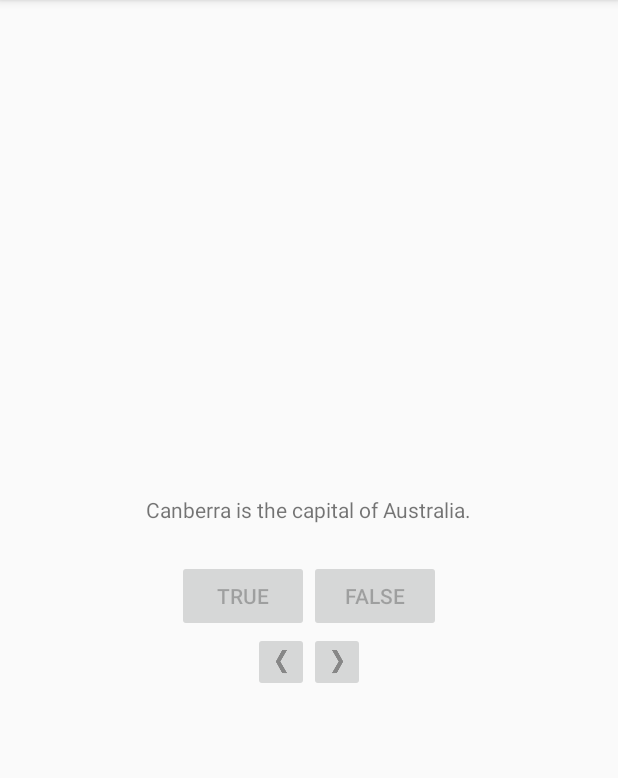
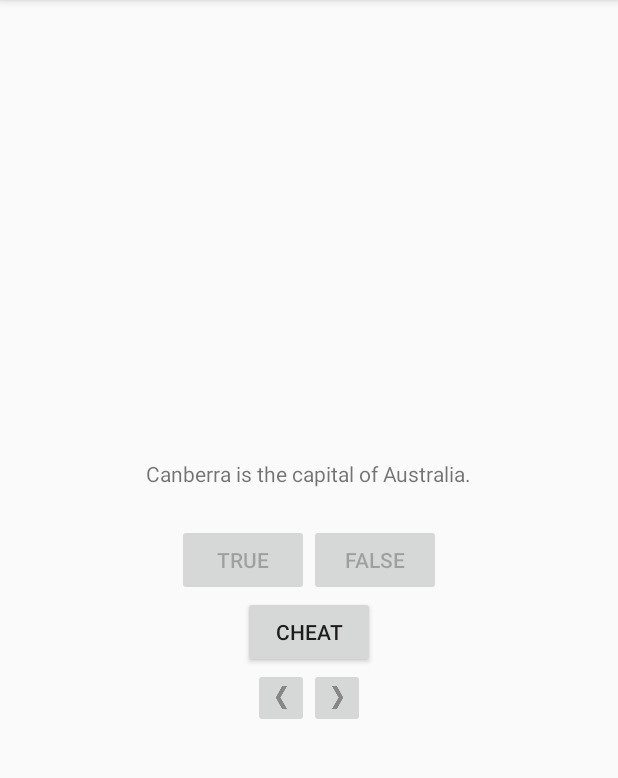
Before and after one commit to NikolaMr/LearningAndroid, an Android app: the screen it shows after launch (QuizActivity), after a tap on "TRUE", on a phone screen of 412 x 824 dp, the part 84-862 px from its top. Run offline under Robolectric (Android 15) with nearby library versions, the phone set to English and light mode, and no system bars.

Commit message:
Finished 5th chapter of the book. Implemented first bullet in the challenge.

```diff
--- a/GeoQuiz/app/src/main/AndroidManifest.xml
+++ b/GeoQuiz/app/src/main/AndroidManifest.xml
@@ -16,6 +16,7 @@
                 <category android:name="android.intent.category.LAUNCHER" />
             </intent-filter>
         </activity>
+        <activity android:name=".CheatActivity"></activity>
     </application>
 
 </manifest>
--- a/GeoQuiz/app/src/main/java/com/example/nikola/geoquiz/QuizActivity.java
+++ b/GeoQuiz/app/src/main/java/com/example/nikola/geoquiz/QuizActivity.java
@@ -1,5 +1,8 @@
 package com.example.nikola.geoquiz;
 
+import android.app.Activity;
+import android.content.Intent;
+import android.support.annotation.Nullable;
 import android.support.v7.app.AppCompatActivity;
 import android.os.Bundle;
 import android.util.Log;
@@ -17,9 +20,11 @@ public class QuizActivity extends AppCompatActivity {
     private Button mTrueButton;
     private Button mFalseButton;
     private TextView mQuestionTextView;
+    private Button mCheatButton;
 
     private static final String TAG = "QuizActivity";
     private static final String KEY_INDEX = "index";
+    private static final int REQUEST_CODE_CHEAT = 0;
 
     private static final Question[] sQuestionBank = new Question[] {
             new Question(R.string.question_australia, true),
@@ -35,6 +40,7 @@ public class QuizActivity extends AppCompatActivity {
     private int mCurrentIndex = 0;
 
     private int mCorrectlyAnswered = 0;
+    private boolean mIsCheater = false;
 
     @Override
     protected void onCreate(Bundle savedInstanceState) {
@@ -50,6 +56,16 @@ public class QuizActivity extends AppCompatActivity {
             mAnsweredQuestions = (HashSet<Integer>)savedInstanceState.getSerializable(KEY_ANSWERED_QUESTIONS);
             mAnsweredQuestions  = mAnsweredQuestions == null ? new HashSet<Integer>() : mAnsweredQuestions;
         }
+
+        mCheatButton = findViewById(R.id.cheat_button);
+        mCheatButton.setOnClickListener(new View.OnClickListener() {
+            @Override
+            public void onClick(View view) {
+                boolean isAnswerTrue = sQuestionBank[mCurrentIndex].isAnswerTrue();
+                Intent intent = CheatActivity.newIntent(QuizActivity.this, isAnswerTrue);
+                startActivityForResult(intent, REQUEST_CODE_CHEAT);
+            }
+        });
 
         mTrueButton = findViewById(R.id.true_button);
         mTrueButton.setOnClickListener(new View.OnClickListener() {
@@ -144,12 +160,17 @@ public class QuizActivity extends AppCompatActivity {
 
         int messageResId;
 
-        if (userPressedTrue == answerIsTrue)
+        if (mIsCheater)
         {
-            messageResId = R.string.correct_toast;
-            mCorrectlyAnswered++;
+            messageResId = R.string.judgement_toast;
         } else {
-          messageResId = R.string.incorrect_toast;
+
+            if (userPressedTrue == answerIsTrue) {
+                messageResId = R.string.correct_toast;
+                mCorrectlyAnswered++;
+            } else {
+                messageResId = R.string.incorrect_toast;
+            }
         }
 
         mAnsweredQuestions.add(mCurrentIndex);
@@ -177,4 +198,17 @@ public class QuizActivity extends AppCompatActivity {
         mFalseButton.setEnabled(!shouldDisable);
     }
 
+    @Override
+    protected void onActivityResult(int requestCode, int resultCode, @Nullable Intent data) {
+        if (resultCode != Activity.RESULT_OK) {
+            return;
+        }
+
+        if (requestCode == REQUEST_CODE_CHEAT) {
+            if (data == null) {
+                return;
+            }
+            mIsCheater = CheatActivity.wasAnswerShown(data);
+        }
+    }
 }
--- a/GeoQuiz/app/src/main/res/layout-land/activity_quiz.xml
+++ b/GeoQuiz/app/src/main/res/layout-land/activity_quiz.xml
@@ -37,6 +37,14 @@
         android:layout_height="wrap_content"
         android:orientation="horizontal"
         android:layout_gravity="bottom|center_horizontal">
+
+        <Button
+            android:layout_width="wrap_content"
+            android:layout_height="wrap_content"
+            android:id="@+id/cheat_button"
+            android:layout_gravity="left"
+            android:text="@string/cheat_button"/>
+
         <ImageButton
             android:layout_width="wrap_content"
             android:layout_height="wrap_content"
--- a/GeoQuiz/app/src/main/res/layout/activity_quiz.xml
+++ b/GeoQuiz/app/src/main/res/layout/activity_quiz.xml
@@ -30,6 +30,12 @@
 
     </LinearLayout>
 
+    <Button
+        android:layout_width="wrap_content"
+        android:layout_height="wrap_content"
+        android:id="@+id/cheat_button"
+        android:text="@string/cheat_button"/>
+
     <LinearLayout
         android:layout_width="wrap_content"
         android:layout_height="wrap_content"
--- a/GeoQuiz/app/src/main/res/values/strings.xml
+++ b/GeoQuiz/app/src/main/res/values/strings.xml
@@ -16,4 +16,8 @@ and the Indian Ocean.</string>
 in the Americas.</string>
     <string name="question_asia">Lake Baikal is the world\'s oldest and deepest
 freshwater lake.</string>
+    <string name="warning_text">Are you sure you want to do this?</string>
+    <string name="show_answer_button">Show answer</string>
+    <string name="cheat_button">Cheat</string>
+    <string name="judgement_toast">Cheating is wrong</string>
 </resources>
```
Also changed, not shown: GeoQuiz/app/src/main/java/com/example/nikola/geoquiz/CheatActivity.java (added, +77 -0 lines), GeoQuiz/app/src/main/res/layout/activity_cheat.xml (added, +28 -0 lines).
